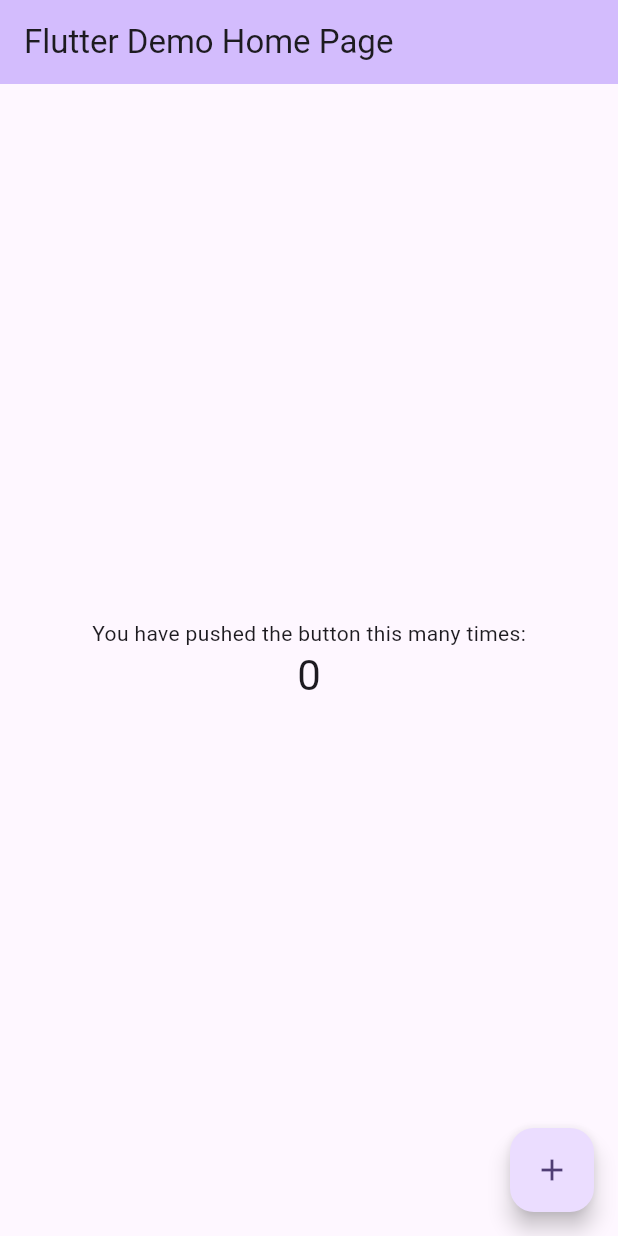
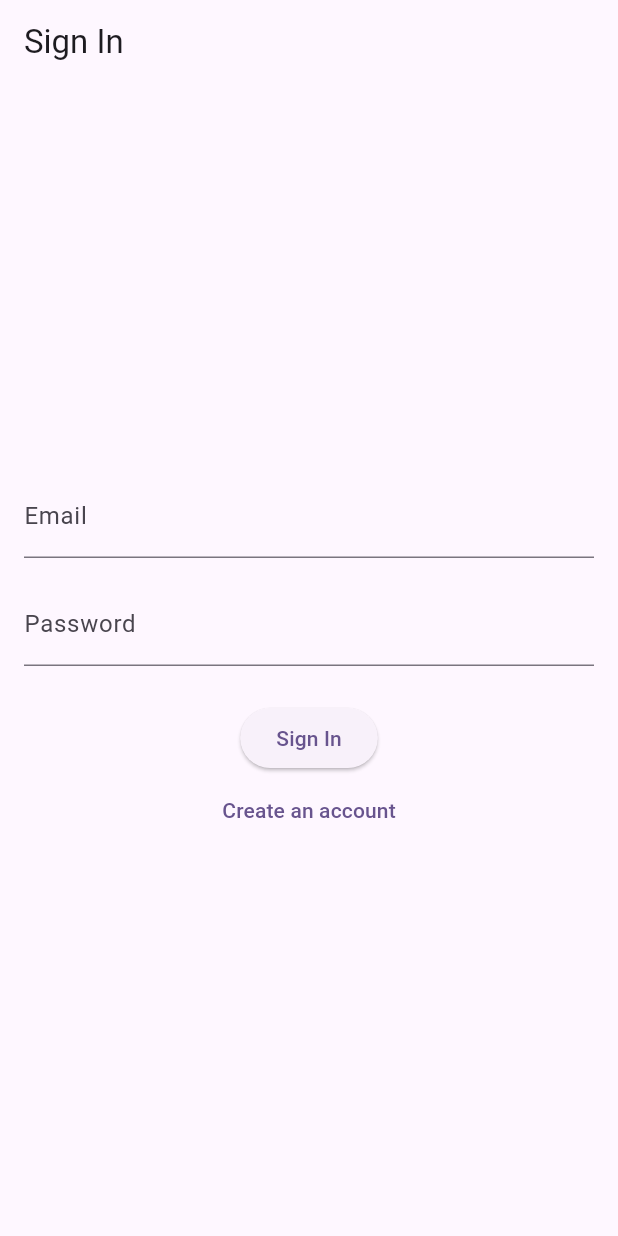
Before and after one commit to BS-PMC-2024/BS-PMC-2024-Team18, a Flutter app: the screen it shows after launch, on a phone screen of 412 x 824 dp. Run offline on Flutter 3.47's test engine with Material 3 defaults, Android fonts, the phone set to English and light mode, and no system bars; our stand-ins replace firebase_auth, firebase_core; accounts and stored records are empty.

Commit message:
BSPMS2418-1

```diff
--- /dev/null
+++ b/quiz_learn_app_ai/lib/auth_page.dart
@@ -0,0 +1,29 @@
+import 'package:flutter/material.dart';
+import 'sign_in_page.dart';
+import 'sign_up_page.dart';
+
+class AuthPage extends StatefulWidget {
+  const AuthPage({super.key});
+
+  @override
+  State<AuthPage> createState() => _AuthPageState();
+}
+
+class _AuthPageState extends State<AuthPage> {
+  bool _isSignIn = true;
+
+  void _toggleView() {
+    setState(() {
+      _isSignIn = !_isSignIn;
+    });
+  }
+
+  @override
+  Widget build(BuildContext context) {
+    if (_isSignIn) {
+      return SignInPage(toggleView: _toggleView);
+    } else {
+      return SignUpPage(toggleView: _toggleView);
+    }
+  }
+}
--- a/quiz_learn_app_ai/lib/main.dart
+++ b/quiz_learn_app_ai/lib/main.dart
@@ -1,125 +1,25 @@
 import 'package:flutter/material.dart';
+import 'package:firebase_core/firebase_core.dart';
+import 'auth_page.dart';
 
-void main() {
+void main() async {
+  WidgetsFlutterBinding.ensureInitialized();
+  await Firebase.initializeApp();
   runApp(const MyApp());
 }
 
 class MyApp extends StatelessWidget {
   const MyApp({super.key});
 
-  // This widget is the root of your application.
   @override
   Widget build(BuildContext context) {
     return MaterialApp(
-      title: 'Flutter Demo',
+      title: 'Flutter Firebase Auth',
       theme: ThemeData(
-        // This is the theme of your application.
-        //
-        // TRY THIS: Try running your application with "flutter run". You'll see
-        // the application has a purple toolbar. Then, without quitting the app,
-        // try changing the seedColor in the colorScheme below to Colors.green
-        // and then invoke "hot reload" (save your changes or press the "hot
-        // reload" button in a Flutter-supported IDE, or press "r" if you used
-        // the command line to start the app).
-        //
-        // Notice that the counter didn't reset back to zero; the application
-        // state is not lost during the reload. To reset the state, use hot
-        // restart instead.
-        //
-        // This works for code too, not just values: Most code changes can be
-        // tested with just a hot reload.
         colorScheme: ColorScheme.fromSeed(seedColor: Colors.deepPurple),
         useMaterial3: true,
       ),
-      home: const MyHomePage(title: 'Flutter Demo Home Page'),
+      home: const AuthPage(),
     );
   }
 }
-
-class MyHomePage extends StatefulWidget {
-  const MyHomePage({super.key, required this.title});
-
-  // This widget is the home page of your application. It is stateful, meaning
-  // that it has a State object (defined below) that contains fields that affect
-  // how it looks.
-
-  // This class is the configuration for the state. It holds the values (in this
-  // case the title) provided by the parent (in this case the App widget) and
-  // used by the build method of the State. Fields in a Widget subclass are
-  // always marked "final".
-
-  final String title;
-
-  @override
-  State<MyHomePage> createState() => _MyHomePageState();
-}
-
-class _MyHomePageState extends State<MyHomePage> {
-  int _counter = 0;
-
-  void _incrementCounter() {
-    setState(() {
-      // This call to setState tells the Flutter framework that something has
-      // changed in this State, which causes it to rerun the build method below
-      // so that the display can reflect the updated values. If we changed
-      // _counter without calling setState(), then the build method would not be
-      // called again, and so nothing would appear to happen.
-      _counter++;
-    });
-  }
-
-  @override
-  Widget build(BuildContext context) {
-    // This method is rerun every time setState is called, for instance as done
-    // by the _incrementCounter method above.
-    //
-    // The Flutter framework has been optimized to make rerunning build methods
-    // fast, so that you can just rebuild anything that needs updating rather
-    // than having to individually change instances of widgets.
-    return Scaffold(
-      appBar: AppBar(
-        // TRY THIS: Try changing the color here to a specific color (to
-        // Colors.amber, perhaps?) and trigger a hot reload to see the AppBar
-        // change color while the other colors stay the same.
-        backgroundColor: Theme.of(context).colorScheme.inversePrimary,
-        // Here we take the value from the MyHomePage object that was created by
-        // the App.build method, and use it to set our appbar title.
-        title: Text(widget.title),
-      ),
-      body: Center(
-        // Center is a layout widget. It takes a single child and positions it
-        // in the middle of the parent.
-        child: Column(
-          // Column is also a layout widget. It takes a list of children and
-          // arranges them vertically. By default, it sizes itself to fit its
-          // children horizontally, and tries to be as tall as its parent.
-          //
-          // Column has various properties to control how it sizes itself and
-          // how it positions its children. Here we use mainAxisAlignment to
-          // center the children vertically; the main axis here is the vertical
-          // axis because Columns are vertical (the cross axis would be
-          // horizontal).
-          //
-          // TRY THIS: Invoke "debug painting" (choose the "Toggle Debug Paint"
-          // action in the IDE, or press "p" in the console), to see the
-          // wireframe for each widget.
-          mainAxisAlignment: MainAxisAlignment.center,
-          children: <Widget>[
-            const Text(
-              'You have pushed the button this many times:',
-            ),
-            Text(
-              '$_counter',
-              style: Theme.of(context).textTheme.headlineMedium,
-            ),
-          ],
-        ),
-      ),
-      floatingActionButton: FloatingActionButton(
-        onPressed: _incrementCounter,
-        tooltip: 'Increment',
-        child: const Icon(Icons.add),
-      ), // This trailing comma makes auto-formatting nicer for build methods.
-    );
-  }
-}
--- /dev/null
+++ b/quiz_learn_app_ai/lib/sign_in_page.dart
@@ -0,0 +1,70 @@
+import 'package:flutter/material.dart';
+import 'package:firebase_auth/firebase_auth.dart';
+
+class SignInPage extends StatefulWidget {
+  final Function toggleView;
+
+  const SignInPage({super.key, required this.toggleView});
+
+  @override
+  State<SignInPage> createState() => _SignInPageState();
+}
+
+class _SignInPageState extends State<SignInPage> {
+  final FirebaseAuth _auth = FirebaseAuth.instance;
+  final TextEditingController _emailController = TextEditingController();
+  final TextEditingController _passwordController = TextEditingController();
+
+  Future<void> _signInWithEmailAndPassword() async {
+    try {
+      await _auth.signInWithEmailAndPassword(
+        email: _emailController.text.trim(),
+        password: _passwordController.text.trim(),
+      );
+      ScaffoldMessenger.of(context).showSnackBar(
+        const SnackBar(content: Text('Signed in successfully')),
+      );
+    } catch (e) {
+      ScaffoldMessenger.of(context).showSnackBar(
+        SnackBar(content: Text('Error: ${e.toString()}')),
+      );
+    }
+  }
+
+  @override
+  Widget build(BuildContext context) {
+    return Scaffold(
+      appBar: AppBar(
+        title: const Text('Sign In'),
+      ),
+      body: Padding(
+        padding: const EdgeInsets.all(16.0),
+        child: Column(
+          mainAxisAlignment: MainAxisAlignment.center,
+          children: [
+            TextField(
+              controller: _emailController,
+              decoration: const InputDecoration(labelText: 'Email'),
+              keyboardType: TextInputType.emailAddress,
+            ),
+            const SizedBox(height: 16),
+            TextField(
+              controller: _passwordController,
+              decoration: const InputDecoration(labelText: 'Password'),
+              obscureText: true,
+            ),
+            const SizedBox(height: 24),
+            ElevatedButton(
+              onPressed: _signInWithEmailAndPassword,
+              child: const Text('Sign In'),
+            ),
+            TextButton(
+              onPressed: () => widget.toggleView(),
+              child: const Text('Create an account'),
+            ),
+          ],
+        ),
+      ),
+    );
+  }
+}
--- a/quiz_learn_app_ai/pubspec.yaml
+++ b/quiz_learn_app_ai/pubspec.yaml
@@ -35,6 +35,8 @@ dependencies:
   # The following adds the Cupertino Icons font to your application.
   # Use with the CupertinoIcons class for iOS style icons.
   cupertino_icons: ^1.0.6
+  firebase_core: ^3.1.1
+  firebase_auth: ^5.1.1
 
 dev_dependencies:
   flutter_test:
```
Also changed, not shown: quiz_learn_app_ai/lib/sign_up_page.dart (added, +90 -0 lines), quiz_learn_app_ai/pubspec.lock, 6 other files.
